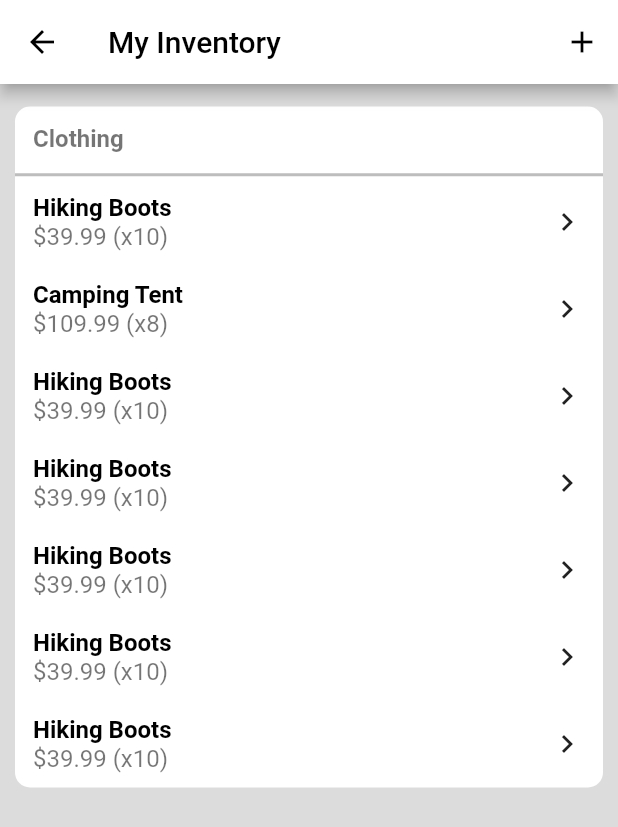
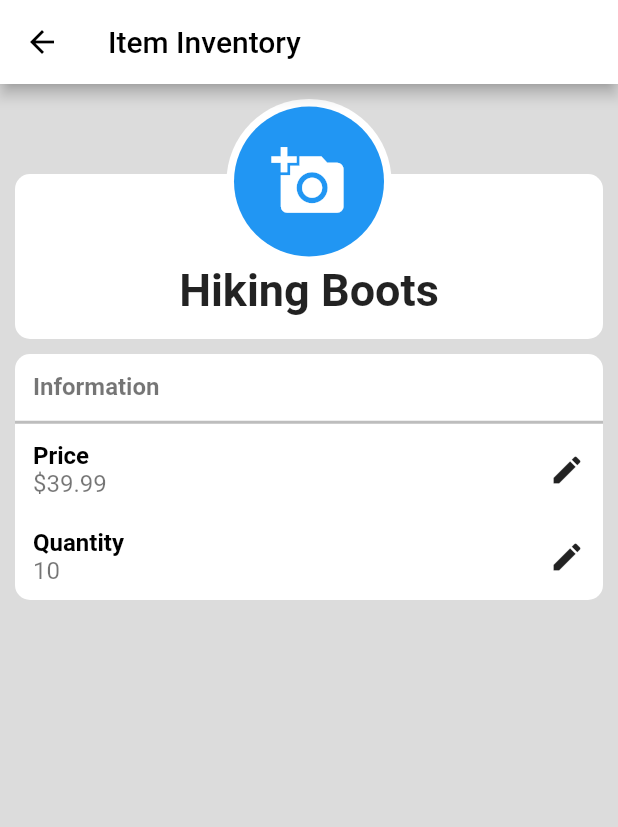
Before and after one commit to michaelpropp18/universal_store, a Flutter app: the StoreInventoryScreen screen opened by its route, after a tap on the "chevron right" icon, on a phone screen of 412 x 824 dp. Shown: the top 827 px of the screen. Run offline on Flutter 3.47's test engine with Material 2 defaults, Android fonts, the phone set to English and light mode, and no system bars; our stand-ins replace cloud_firestore, firebase_auth, flutter_spinkit; accounts and stored records are empty.

Commit message:
View Inventory Item Screen

```diff
--- /dev/null
+++ b/lib/models/store.dart
@@ -0,0 +1,14 @@
+import 'item.dart';
+
+class Store {
+  static final List<Item> items = [ //TODO actually implement this
+    Item(uid: '1001', name: 'Hiking Boots', price: 39.99, quantity: 10),
+    Item(uid: '1002', name: 'Camping Tent', price: 109.99, quantity: 8),
+    Item(uid: '1003', name: 'T-Shirt', price: 19.99, quantity: 31),
+    Item(uid: '1004', name: 'Jeans', price: 36.99, quantity: 8),
+    Item(uid: '1005', name: 'Sun glasses', price: 9.99, quantity: 8),
+    Item(uid: '1006', name: 'Jacket', price: 79.99, quantity: 3),
+    Item(uid: '1007', name: 'Rain boots', price: 39.99, quantity: 2),
+  ];
+  Store();
+}
--- a/lib/routing/router.dart
+++ b/lib/routing/router.dart
@@ -11,14 +11,17 @@ import 'package:universal_store/view/customer/drawer/payment_screen.dart';
 import 'package:universal_store/view/customer/drawer/privacy_screen.dart';
 import 'package:universal_store/view/customer/drawer/profile_screen.dart';
 import 'package:universal_store/view/customer/drawer/purchases_screen.dart';
-import 'package:universal_store/view/manager/edit_store_profile_screens.dart/edit_store_address_screen.dart';
-import 'package:universal_store/view/manager/edit_store_profile_screens.dart/edit_store_phone_screen.dart';
-import 'package:universal_store/view/manager/edit_store_profile_screens.dart/edit_store_website_screen.dart';
+import 'package:universal_store/view/manager/edit_fields_screens.dart/edit_item_price_screen.dart';
+import 'package:universal_store/view/manager/edit_fields_screens.dart/edit_item_quantity_screen.dart';
+import 'package:universal_store/view/manager/edit_fields_screens.dart/edit_store_address_screen.dart';
+import 'package:universal_store/view/manager/edit_fields_screens.dart/edit_store_email_screen.dart';
+import 'package:universal_store/view/manager/edit_fields_screens.dart/edit_store_phone_screen.dart';
+import 'package:universal_store/view/manager/edit_fields_screens.dart/edit_store_website_screen.dart';
+import 'package:universal_store/view/manager/inventory_item_screen.dart';
 import 'package:universal_store/view/manager/store_information_screen.dart';
 import 'package:universal_store/view/manager/store_inventory_screen.dart';
 import 'package:universal_store/view/manager/store_orders_screen.dart';
 import 'package:universal_store/view/manager/store_payment_screen.dart';
-import 'package:universal_store/view/manager/edit_store_profile_screens.dart/edit_store_email_screen.dart';
 
 import 'package:universal_store/view/wrapper.dart';
 
@@ -75,6 +78,13 @@ Route<dynamic> generateRoute(RouteSettings settings) {
       return MaterialPageRoute(builder: (context) => EditStorePhoneScreen());
     case ManagerEditStoreAddressRoute:
       return MaterialPageRoute(builder: (context) => EditStoreAddressScreen());
+    case ManagerInventoryItemRoute:
+      return MaterialPageRoute(
+          builder: (context) => InventoryItemScreen(uid: settings.arguments));
+    case ManagerInventoryEditPrice:
+      return MaterialPageRoute(builder: (context) => EditItemPriceScreen());
+    case ManagerInventoryEditQuantity:
+      return MaterialPageRoute(builder: (context) => EditItemQuantityScreen());
 
     // default. We should never get here, but if we do return home or login screen based on login status
     default:
--- a/lib/routing/routing_constants.dart
+++ b/lib/routing/routing_constants.dart
@@ -18,7 +18,7 @@ const String PrivacyRoute = '/drawer/privacy';
 const String FeedbackRoute = '/drawer/feedback';
 const String HelpRoute = '/drawer/help';
 
-//manager routes
+//primary manager routes
 const String ManagerStoreRoute = '/manager/store';
 const String ManagerInventoryRoute = '/manager/inventory';
 const String ManagerOrdersRoute = '/manager/orders';
@@ -29,3 +29,8 @@ const String ManagerEditStoreEmailRoute = '/manager/store/edit/store_email_field
 const String ManagerEditStoreWebsiteRoute = '/manager/store/edit/store_website_field';
 const String ManagerEditStorePhoneRoute = '/manager/store/edit/store_phone_field';
 const String ManagerEditStoreAddressRoute = '/manager/store/edit/store_address_field';
+
+//inventory
+const String ManagerInventoryItemRoute = '/manager/inventory/item';
+const String ManagerInventoryEditPrice = '/manager/inventory/edit/price';
+const String ManagerInventoryEditQuantity = '/manager/inventory/edit/quantity';
--- a/lib/utilities.dart
+++ b/lib/utilities.dart
@@ -47,3 +47,25 @@ String generateAddressError(address) {
     return '';
   }
 }
+
+String generatePriceError(price) {
+  if (price == '') {
+    return 'Price cannot be empty';
+  } else if (!RegExp(r'^\$?[0-9]+\.?[0-9]?[0-9]?$').hasMatch(price)) {
+    return 'Please enter a valid price';
+  } else {
+    return '';
+  }
+}
+
+String generateQuantityError(quantity) {
+  if (quantity == '') {
+    return 'Quantity cannot be empty';
+  } else if (double.tryParse(quantity) == null) {
+    return 'Please enter a number';
+  } else if (!RegExp(r'^\d+$').hasMatch(quantity)) {
+    return 'Please enter a number';
+  } else {
+    return '';
+  }
+}
--- a/lib/view/manager/edit_store_profile_screens.dart/edit_store_address_screen.dart
+++ b/lib/view/manager/edit_fields_screens.dart/edit_item_price_screen.dart
@@ -5,23 +5,22 @@ import 'package:universal_store/view/manager/widgets/save_changes_button.dart';
 
 import 'package:universal_store/utilities.dart' as utilities;
 
-class EditStoreAddressScreen extends StatefulWidget {
-  final String originalAddress;
+class EditItemPriceScreen extends StatefulWidget {
+  final double originalPrice;
 
-  const EditStoreAddressScreen(
-      {this.originalAddress = '123 Northside Dr, \nAtlanta, GA 30313'});
+  const EditItemPriceScreen({this.originalPrice = 39.99});
   @override
-  _EditStoreAddressScreenState createState() => _EditStoreAddressScreenState();
+  _EditItemPriceScreenState createState() => _EditItemPriceScreenState();
 }
 
-class _EditStoreAddressScreenState extends State<EditStoreAddressScreen> {
-  String address;
+class _EditItemPriceScreenState extends State<EditItemPriceScreen> {
+  String price;
   String errorText;
 
   @override
   void initState() {
-    address = widget.originalAddress;
-    errorText = utilities.generateAddressError(address);
+    price = widget.originalPrice.toString();
+    errorText = utilities.generatePriceError(price);
     super.initState();
   }
 
@@ -34,7 +33,7 @@ class _EditStoreAddressScreenState extends State<EditStoreAddressScreen> {
           iconTheme: new IconThemeData(
               color: Colors.black), // this changes color of hamburger icon
           backgroundColor: Colors.white,
-          title: Text('Edit Address', style: TextStyle(color: Colors.black)),
+          title: Text('Edit Price', style: TextStyle(color: Colors.black)),
         ),
         body: Container(
           color: Colors.black12,
@@ -43,18 +42,19 @@ class _EditStoreAddressScreenState extends State<EditStoreAddressScreen> {
             children: [
               EditField(
                 error: errorText != '',
-                text: address,
-                hintText: 'Address',
-                maxLines: 5,
+                text: price,
+                hintText: 'Price',
                 onChanged: (e) {
                   setState(() {
-                    address = e;
-                    errorText = utilities.generateAddressError(address);
+                    price = e;
+                    errorText = utilities.generatePriceError(price);
                   });
                 },
               ),
               ErrorText(errorText),
-              SaveChangesButton(enabled: errorText == '' && address != widget.originalAddress),
+              SaveChangesButton(
+                  enabled: errorText == '' &&
+                      price != widget.originalPrice.toString()),
             ],
           ),
         ));
--- /dev/null
+++ b/lib/view/manager/inventory_item_screen.dart
@@ -0,0 +1,91 @@
+import 'package:flutter/material.dart';
+import 'package:universal_store/models/item.dart';
+import 'package:universal_store/models/store.dart';
+import 'package:universal_store/routing/routing_constants.dart';
+import 'package:universal_store/view/authentication/widgets/error_text.dart';
+import 'package:universal_store/view/manager/widgets/edit_field.dart';
+import 'package:universal_store/view/manager/widgets/save_changes_button.dart';
+import 'package:universal_store/utilities.dart' as utilities;
+import 'package:universal_store/view/manager/widgets/store_attribute_box.dart';
+
+import 'widgets/header_tab.dart';
+import 'widgets/store_attribute.dart';
+
+/*
+Name
+Price
+Quantity
+Date added?
+Category (drop-down)
+*/
+
+class InventoryItemScreen extends StatefulWidget {
+  final String uid;
+
+  const InventoryItemScreen({this.uid});
+  @override
+  _InventoryItemScreenState createState() => _InventoryItemScreenState();
+}
+
+class _InventoryItemScreenState extends State<InventoryItemScreen> {
+  Item item;
+
+  @override
+  void initState() {
+    item = Store.items.firstWhere((e) => e.uid == widget.uid);
+    super.initState();
+  }
+
+  @override
+  Widget build(BuildContext context) {
+    return Scaffold(
+      resizeToAvoidBottomInset: false,
+      appBar: AppBar(
+        brightness: Brightness.light, // this makes the status bar black
+        iconTheme: new IconThemeData(
+            color: Colors.black), // this changes color of hamburger icon
+        backgroundColor: Colors.white,
+        title: Text('Item Inventory', style: TextStyle(color: Colors.black)),
+      ),
+      body: Container(
+        color: Colors.black12,
+        padding: const EdgeInsets.all(10.0),
+        child: ListView(
+          children: [
+            HeaderTab(
+              icon: Icons.add_a_photo, //TODO replace this with a scanner icon
+              title: item.name,
+            ),
+            StoreAttributeBox(
+              header: 'Information',
+              storeAttributes: [
+                StoreAttribute(
+                  header: 'Price',
+                  text: '\$' + item.price.toStringAsFixed(2),
+                  route: ManagerInventoryEditPrice,
+                ),
+                StoreAttribute(
+                  header: 'Quantity',
+                  text: item.quantity.toString(),
+                  route: ManagerInventoryEditQuantity,
+                ),
+                /*
+                StoreAttribute(
+                  header: 'Category',
+                  text: 'Clothing',
+                  //route: ManagerEditStoreAddressRoute,
+                ),
+                StoreAttribute(
+                  header: 'Item ID',
+                  text: '139491',
+                  //route: ManagerEditStorePhoneRoute,
+                ),
+                */
+              ],
+            ),
+          ],
+        ),
+      ),
+    );
+  }
+}
--- a/lib/view/manager/store_inventory_screen.dart
+++ b/lib/view/manager/store_inventory_screen.dart
@@ -1,19 +1,11 @@
 import 'package:flutter/material.dart';
 import 'package:universal_store/models/item.dart';
+import 'package:universal_store/models/store.dart';
 import 'package:universal_store/view/manager/widgets/store_item.dart';
 
 import 'widgets/store_inventory_box.dart';
 
 class StoreInventoryScreen extends StatelessWidget {
-  final List<Item> items = [
-    Item(uid: '1001', name: 'Hiking Boots', price: 39.99, quantity: 10),
-    Item(uid: '1002', name: 'Camping Tent', price: 109.99, quantity: 8),
-    Item(uid: '1003', name: 'Hiking Boots', price: 39.99, quantity: 10),
-    Item(uid: '1004', name: 'Hiking Boots', price: 39.99, quantity: 10),
-    Item(uid: '1005', name: 'Hiking Boots', price: 39.99, quantity: 10),
-    Item(uid: '1006', name: 'Hiking Boots', price: 39.99, quantity: 10),
-    Item(uid: '1007', name: 'Hiking Boots', price: 39.99, quantity: 10),
-  ];
   @override
   Widget build(BuildContext context) {
     return Scaffold(
@@ -40,40 +32,25 @@ class StoreInventoryScreen extends StatelessWidget {
         color: Colors.black12,
         padding: const EdgeInsets.all(10.0),
         child: ListView(
-          //crossAxisAlignment: CrossAxisAlignment.start,
           children: [
             StoreInventoryBox(
               header: 'Clothing',
               inventoryItems: ListView.builder(
                 physics: NeverScrollableScrollPhysics(),
                 shrinkWrap: true,
-                itemCount: items.length,
+                itemCount: Store.items.length,
                 itemBuilder: (context, index) {
-                   return StoreItem(quantity: items[index].quantity, price: items[index].price, name: items[index].name);
+                  return StoreItem(
+                      quantity: Store.items[index].quantity,
+                      price: Store.items[index].price,
+                      name: Store.items[index].name,
+                      uid: Store.items[index].uid);
                 },
               ),
             ),
-
           ],
         ),
       ),
-      /*
-      body: Container(
-        color: Colors.black12,
-        padding: const EdgeInsets.all(10.0),
-        child: ListView.builder(
-          itemCount: items.length,
-          itemBuilder: (context, index) {
-            return StoreItem(text: 'test', name: items[index].name);
-            /*
-            return ListTile(
-              title: Text('${items[index].getManagerTitle()}'),
-            );
-            */
-          },
-        ),
-      ),
-      */
     );
   }
 }
--- /dev/null
+++ b/lib/view/manager/widgets/header_tab.dart
@@ -0,0 +1,47 @@
+import 'package:flutter/material.dart';
+
+class HeaderTab extends StatelessWidget {
+  final IconData icon;
+  final String title;
+
+  const HeaderTab({this.icon, this.title});
+
+  @override
+  Widget build(BuildContext context) {
+    return Stack(
+      alignment: Alignment.bottomCenter,
+      children: [
+        Container(
+          margin: EdgeInsets.only(bottom: 5),
+          height: 110,
+          decoration: new BoxDecoration(
+            color: Colors.white,
+            borderRadius: new BorderRadius.all(const Radius.circular(10.0)),
+          ),
+        ),
+        Column(
+          children: [
+            CircleAvatar(
+              radius: 55,
+              backgroundColor: Colors.white,
+              child: CircleAvatar(
+                backgroundColor: Colors.blue,
+                radius: 50,
+                child: Icon(
+                  icon,
+                  size: 50,
+                  color: Colors.white,
+                ),
+              ),
+            ),
+            Text(
+              title,
+              style: TextStyle(fontSize: 30, fontWeight: FontWeight.bold),
+            ),
+            SizedBox(height: 20),
+          ],
+        ),
+      ],
+    );
+  }
+}
--- a/lib/view/manager/widgets/store_attribute.dart
+++ b/lib/view/manager/widgets/store_attribute.dart
@@ -39,7 +39,8 @@ class StoreAttribute extends StatelessWidget {
           ),
           //IconButton(icon: Icon(Icons.chevron_right), onPressed: () {  },)
           GestureDetector(
-            child: Icon(Icons.chevron_right),
+            //child: Icon(Icons.chevron_right),
+            child: Icon(Icons.edit),
             onTap: () {
               Navigator.pushNamed(context, route);
             },
--- a/lib/view/manager/widgets/store_item.dart
+++ b/lib/view/manager/widgets/store_item.dart
@@ -1,13 +1,17 @@
 import 'package:flutter/material.dart';
+import 'package:universal_store/routing/routing_constants.dart';
 
 class StoreItem extends StatelessWidget {
+  final String uid;
   final String name;
   final double price;
   final int quantity;
-  final String route;
 
   const StoreItem(
-      {@required this.price, @required this.name, this.route, this.quantity});
+      {@required this.price,
+      @required this.name,
+      @required this.quantity,
+      this.uid});
 
   @override
   Widget build(BuildContext context) {
@@ -29,7 +33,11 @@ class StoreItem extends StatelessWidget {
                       fontWeight: FontWeight.bold),
                 ),
                 SelectableText(
-                  '\$' + price.toStringAsFixed(2) + ' (x' + quantity.toString() + ')',
+                  '\$' +
+                      price.toStringAsFixed(2) +
+                      ' (x' +
+                      quantity.toString() +
+                      ')',
                   style: TextStyle(
                     color: Colors.black54,
                     fontSize: 16,
@@ -41,8 +49,11 @@ class StoreItem extends StatelessWidget {
           GestureDetector(
             child: Icon(Icons.chevron_right),
             onTap: () {
-              print('got here');
-              //Navigator.pushNamed(context, route);
+              Navigator.pushNamed(
+                context,
+                ManagerInventoryItemRoute,
+                arguments: uid,
+              );
             },
           )
         ],
```
Also changed, not shown: lib/view/manager/edit_fields_screens.dart/edit_item_quantity_screen.dart (added, +62 -0 lines), lib/view/manager/edit_fields_screens.dart/edit_store_address_screen.dart (added, +64 -0 lines), lib/view/manager/store_information_screen.dart (+4 -37 lines), lib/view/manager/edit_fields_screens.dart/edit_store_email_screen.dart (renamed from lib/view/manager/edit_store_profile_screens.dart/edit_store_email_screen.dart), lib/view/manager/edit_fields_screens.dart/edit_store_phone_screen.dart (renamed from lib/view/manager/edit_store_profile_screens.dart/edit_store_phone_screen.dart), lib/view/manager/edit_fields_screens.dart/edit_store_website_screen.dart (renamed from lib/view/manager/edit_store_profile_screens.dart/edit_store_website_screen.dart), pubspec.lock.
